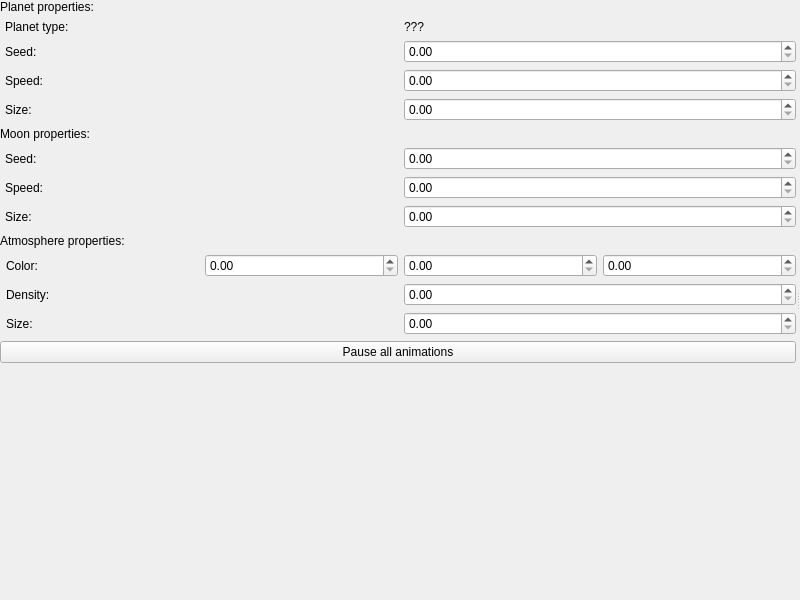
Old version of the form src/views/windows/MainWindow.ui in the repository Kaharonus/galax-renderer.
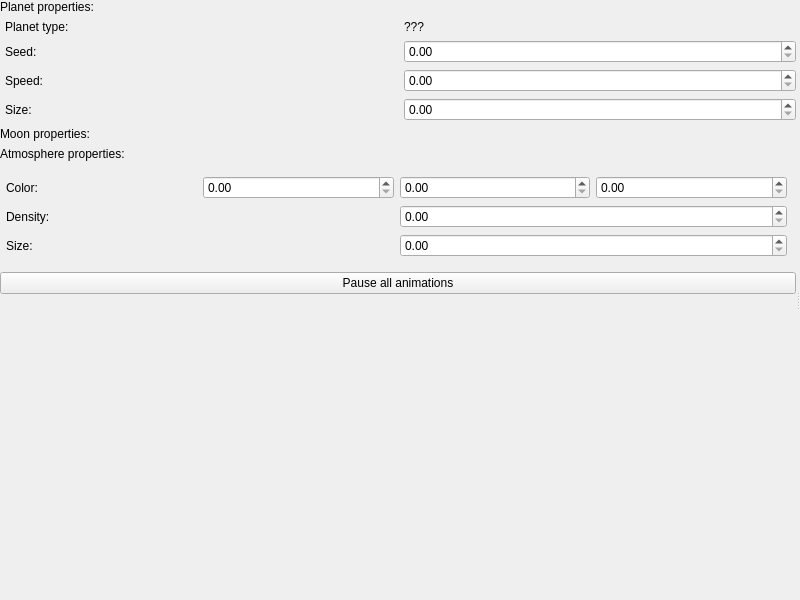
New version of the form. Custom widgets are drawn as their Qt base class.

What changed in the file:
```diff
--- a/src/views/windows/MainWindow.ui
+++ b/src/views/windows/MainWindow.ui
@@ -162,48 +162,6 @@
           <property name="leftMargin">
            <number>5</number>
           </property>
-          <item>
-           <layout class="QHBoxLayout" name="moonSeed">
-            <item>
-             <widget class="QLabel" name="label_2">
-              <property name="text">
-               <string>Seed:</string>
-              </property>
-             </widget>
-            </item>
-            <item>
-             <widget class="QDoubleSpinBox" name="moonSeedInput"/>
-            </item>
-           </layout>
-          </item>
-          <item>
-           <layout class="QHBoxLayout" name="horizontalLayout">
-            <item>
-             <widget class="QLabel" name="label_3">
-              <property name="text">
-               <string>Speed:</string>
-              </property>
-             </widget>
-            </item>
-            <item>
-             <widget class="QDoubleSpinBox" name="speedInput"/>
-            </item>
-           </layout>
-          </item>
-          <item>
-           <layout class="QHBoxLayout" name="scale">
-            <item>
-             <widget class="QLabel" name="label">
-              <property name="text">
-               <string>Size:</string>
-              </property>
-             </widget>
-            </item>
-            <item>
-             <widget class="QDraggableDoubleSpinBox" name="moonScaleInput"/>
-            </item>
-           </layout>
-          </item>
          </layout>
         </item>
         <item>
@@ -214,9 +172,13 @@
           <property name="text">
            <string>Atmosphere properties:</string>
           </property>
+          <property name="margin">
+           <number>5</number>
+          </property>
          </widget>
         </item>
         <item>
+         <widget class="QWidget" name="atmosphereWidget">
          <layout class="QVBoxLayout" name="atmosphereLayout">
           <property name="leftMargin">
            <number>6</number>
@@ -270,6 +232,8 @@
            </layout>
           </item>
          </layout>
+         </widget>
+
         </item>
         <item>
          <widget class="QPushButton" name="pauseAnimationsButton">
```
Left out of the diff: 9 changed lines with no effect on the pictures. Lines whose indentation alone changed are shown as unchanged.
